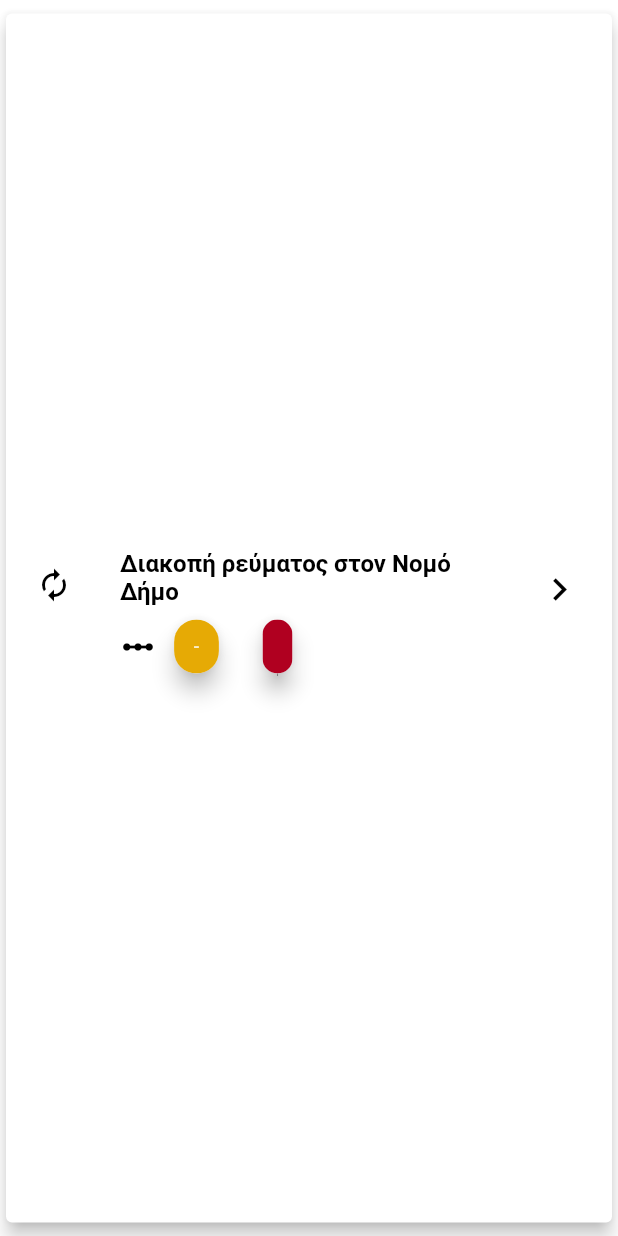
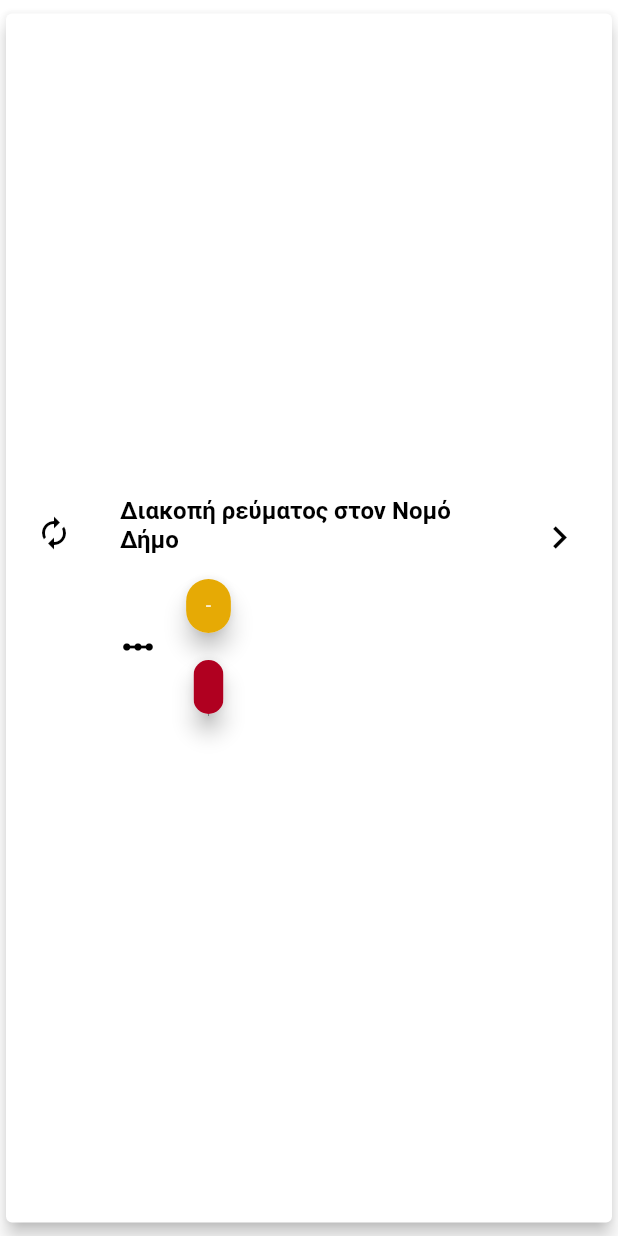
Before and after one commit to gbrandtio/black-out, a Flutter app: the NotificationListItem widget shown alone on an empty page, opened directly with empty values, on a phone screen of 412 x 824 dp. Run offline on Flutter 3.47's test engine with Material 2 defaults, Android fonts, the phone set to English and light mode, and no system bars; our stand-ins replace settings_ui, share_plus, shared_preferences; missing offline and left inert: add_2_calendar, string_extensions; accounts and stored records are empty; network calls fail.

Commit message:
UI Fixes for small screens & Linting

```diff
--- a/client/lib/widgets/components/notification_list_item.dart
+++ b/client/lib/widgets/components/notification_list_item.dart
@@ -14,6 +14,8 @@ class NotificationListItem extends StatelessWidget {
 
   /// Builds the card that shows all the relevant outage information.
   Widget listItem(BuildContext context) {
+    double threshold = 501;
+    bool isScreenWide = MediaQuery.of(context).size.width >= threshold;
     return Card(
       clipBehavior: Clip.antiAlias,
       elevation: 5,
@@ -41,13 +43,25 @@ class NotificationListItem extends StatelessWidget {
               subtitle: Row(
                 children: <Widget>[
                   const Icon(Icons.linear_scale, color: Colors.black),
+                  // CHIP LABELS
+                  Padding(
+                      padding: const EdgeInsets.all(8.0),
+                      child: Flex(
+                        mainAxisAlignment: MainAxisAlignment.start,
+                        crossAxisAlignment: CrossAxisAlignment.start,
+                        direction:
+                            isScreenWide ? Axis.horizontal : Axis.vertical,
+                        children: [
                           ChipWidget(
                               color: const Color.fromRGBO(230, 170, 5, 1),
                               label: outageDto.fromDatetime +
                                   " - " +
                                   outageDto.toDatetime),
                           ChipWidget(
-                      color: const Color(0xFFB00020), label: outageDto.reason)
+                              color: const Color(0xFFB00020),
+                              label: outageDto.reason)
+                        ],
+                      )),
                 ],
               ),
               trailing: const Icon(Icons.keyboard_arrow_right,
```
Also changed, not shown: client/lib/services/data_persist.dart (+4 -4 lines), client/lib/widgets/components/outage_list_item.dart (+11 -8 lines). Lines whose indentation alone changed are shown as unchanged.
